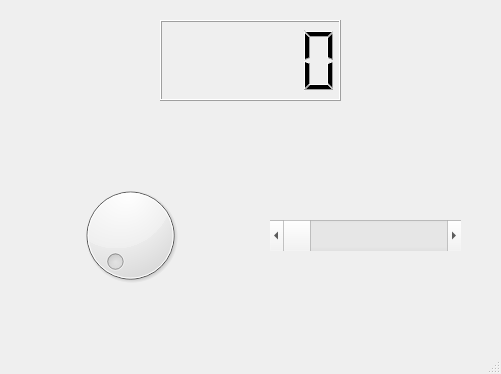
Qt form Python/interface.ui (mauricio-mm/EspMqTT) before a commit.
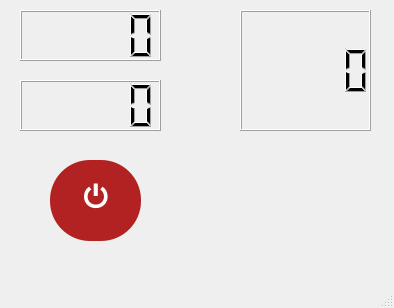
The same form after that commit.

Commit message: Servo Comunication and interface.io

```diff
--- a/Python/interface.ui
+++ b/Python/interface.ui
@@ -6,8 +6,8 @@
    <rect>
     <x>0</x>
     <y>0</y>
-    <width>501</width>
-    <height>374</height>
+    <width>394</width>
+    <height>308</height>
    </rect>
   </property>
   <property name="windowTitle">
@@ -17,35 +17,65 @@
    <widget class="QLCDNumber" name="display">
     <property name="geometry">
      <rect>
-      <x>160</x>
-      <y>20</y>
-      <width>181</width>
-      <height>81</height>
+      <x>20</x>
+      <y>10</y>
+      <width>141</width>
+      <height>51</height>
      </rect>
     </property>
    </widget>
-   <widget class="QDial" name="dial">
+   <widget class="QPushButton" name="pushButton">
+ <property name="geometry">
+  <rect>
+   <x>50</x>
+   <y>160</y>
+   <width>91</width>
+   <height>81</height>
+  </rect>
+ </property>
+ <property name="text">
+  <string>&#x23FB;</string>
+ </property>
+ <property name="styleSheet">
+  <string notr="true">
+   QPushButton {
+       background-color: #B22222;
+       border: none;
+       border-radius: 40px;
+       color: white;
+       font-size: 28px;
+       font-weight: bold;
+       padding: 10px;
+   }
+   QPushButton:hover {
+       background-color: #cc3333;
+   }
+   QPushButton:pressed {
+       background-color: #800000;
+   }
+  </string>
+ </property>
+</widget>
+
+   <widget class="QLCDNumber" name="lcdNumber_2">
     <property name="geometry">
      <rect>
-      <x>60</x>
-      <y>180</y>
+      <x>20</x>
+      <y>80</y>
       <width>141</width>
-      <height>111</height>
+      <height>51</height>
      </rect>
     </property>
    </widget>
-   <widget class="QScrollBar" name="scroll">
+   <widget class="QLCDNumber" name="lcdNumber_3">
     <property name="geometry">
      <rect>
-      <x>270</x>
-      <y>220</y>
-      <width>191</width>
-      <height>31</height>
+      <x>240</x>
+      <y>10</y>
+      <width>131</width>
+      <height>121</height>
      </rect>
     </property>
-    <property name="orientation">
-     <enum>Qt::Horizontal</enum>
-    </property>
    </widget>
   </widget>
   <widget class="QMenuBar" name="menubar">
```
Left out of the diff: 4 changed lines with no effect on the pictures. The commit also changes 46 other files.
